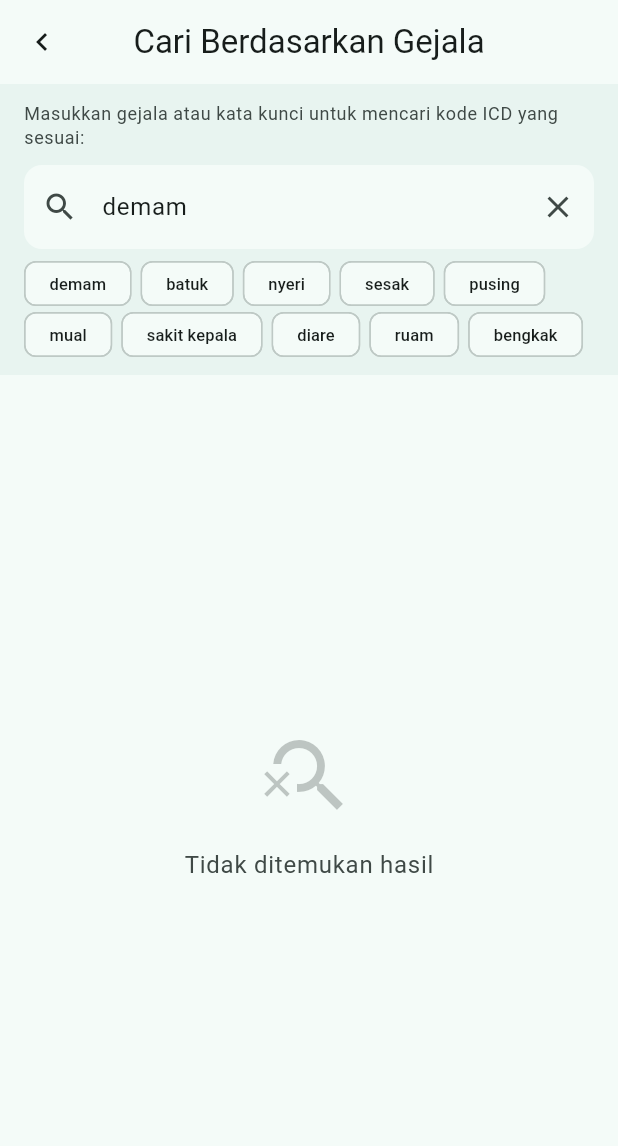
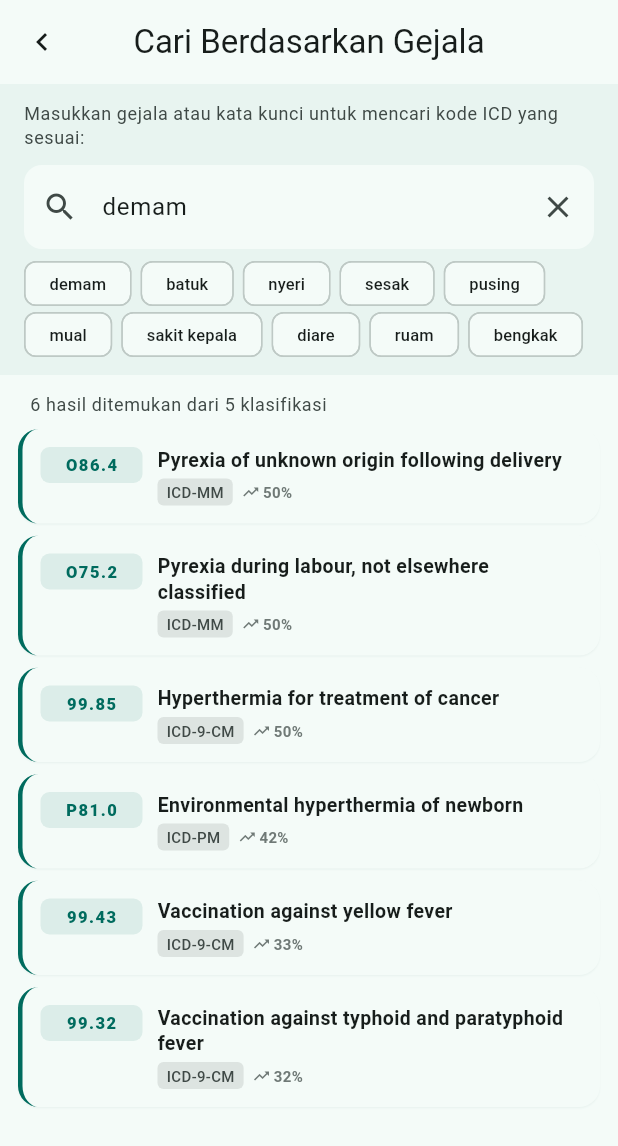
Before and after one commit to ardhikaxx/mida, a Flutter app: the GeneratorScreen screen opened directly, after a tap on "demam", on a phone screen of 412 x 824 dp. Shown: the top 1146 px of the screen. Run offline on Flutter 3.47's test engine with Material 3 defaults, Android fonts, the light colour scheme and no system bars; our stand-ins replace shared_preferences; accounts and stored records are empty.

Commit message:
fix: add ID-EN medical term mapping for symptom search

```diff
--- a/lib/screens/generator_screen.dart
+++ b/lib/screens/generator_screen.dart
@@ -27,6 +27,39 @@ class _GeneratorScreenState extends State<GeneratorScreen> {
     IcdClassification.icd9CM,
   ];
 
+  static const _idEnMap = <String, List<String>>{
+    'demam': ['fever', 'pyrexia', 'hyperthermia', 'febrile'],
+    'batuk': ['cough', 'tussis', 'whooping'],
+    'nyeri': ['pain', 'ache', 'sore', 'tender', 'hurt', 'algia'],
+    'sakit': ['pain', 'ache', 'sore', 'tender', 'hurt'],
+    'sesak': ['dyspnea', 'shortness', 'breathless', 'respiratory distress'],
+    'pusing': ['dizziness', 'vertigo', 'syncope', 'lightheaded'],
+    'kepala': ['head', 'cranial', 'cephalgia', 'headache'],
+    'mual': ['nausea', 'vomiting', 'emesis', 'regurgitation'],
+    'diare': ['diarrhea', 'diarrhoea', 'loose stool'],
+    'ruam': ['rash', 'eruption', 'exanthem', 'urticaria', 'hives'],
+    'bengkak': ['swelling', 'edema', 'oedema', 'inflammation', 'tumor', 'mass'],
+    'lemah': ['weakness', 'fatigue', 'asthenia', 'malaise', 'lethargy'],
+    'berdarah': ['hemorrhage', 'bleeding', 'blood loss'],
+    'infeksi': ['infection', 'sepsis', 'abscess', 'contagious'],
+    'luka': ['wound', 'injury', 'trauma', 'laceration', 'lesion'],
+    'batu': ['stone', 'calculus', 'lithiasis'],
+    'radang': ['itis', 'inflammation', 'inflammatory'],
+    'tumor': ['tumor', 'tumour', 'neoplasm', 'cancer', 'carcinoma', 'malignant', 'benign'],
+    'lumpuh': ['paralysis', 'palsy', 'paresis', 'paralytic'],
+    'buta': ['blindness', 'blind', 'vision loss'],
+    'tuli': ['deafness', 'hearing loss'],
+    'sulit': ['difficulty', 'disturbance', 'disorder', 'dysfunction'],
+    'turun': ['prolapse', 'descent', 'ptosis'],
+    'benda': ['foreign body', 'object'],
+    'keracunan': ['poisoning', 'intoxication', 'toxic'],
+    'alergi': ['allergy', 'allergic', 'hypersensitivity'],
+    'kehamilan': ['pregnancy', 'pregnant', 'obstetric', 'maternal'],
+    'bayi': ['infant', 'neonatal', 'newborn', 'perinatal'],
+    'kencing': ['urinary', 'urination', 'micturition', 'dysuria'],
+    'buang': ['defecation', 'bowel', 'stool', 'feces', 'faeces'],
+  };
+
   @override
   void dispose() {
     _debounce?.cancel();
@@ -44,36 +77,56 @@ class _GeneratorScreenState extends State<GeneratorScreen> {
     });
 
     final all = <_SearchResult>[];
+    final words = q.split(RegExp(r'\s+'));
+    final searchTerms = <String>{q};
+    for (final w in words) {
+      searchTerms.add(w);
+      if (_idEnMap.containsKey(w)) {
+        searchTerms.addAll(_idEnMap[w]!);
+      }
+    }
+
     for (final cls in _classifications) {
       try {
         final codes = await _service.load(cls);
         for (final c in codes) {
-          int score = 0;
           final codeLower = c.code.toLowerCase();
           final descLower = c.description.toLowerCase();
 
-          if (codeLower == q) {
-            score = 100;
-          } else if (codeLower.startsWith(q)) {
-            score = 80;
-          } else if (codeLower.contains(q)) {
-            score = 60;
-          } else if (descLower.contains(q)) {
-            final idx = descLower.indexOf(q);
-            score = 50 - (idx / descLower.length * 20).round();
-          }
-
-          if (score > 0) {
-            all.add(_SearchResult(c, cls.label, score));
+          for (final term in searchTerms) {
+            int score = 0;
+            if (codeLower == term) {
+              score = 100;
+            } else if (codeLower.startsWith(term)) {
+              score = 85;
+            } else if (codeLower.contains(term)) {
+              score = 65;
+            } else if (descLower.contains(term)) {
+              final idx = descLower.indexOf(term);
+              score = (50 - (idx / descLower.length * 20).round()).clamp(10, 50);
+            }
+            if (score > 0) {
+              all.add(_SearchResult(c, cls.label, score));
+              break;
+            }
           }
         }
       } catch (_) {}
     }
 
     all.sort((a, b) => b.score.compareTo(a.score));
+
+    final seen = <String>{};
+    final deduped = <_SearchResult>[];
+    for (final r in all) {
+      if (seen.add('${r.code.code}|${r.classification}')) {
+        deduped.add(r);
+      }
+    }
+
     if (mounted) {
       setState(() {
-        _results = all.take(20).toList();
+        _results = deduped.take(20).toList();
         _loading = false;
       });
     }
```
